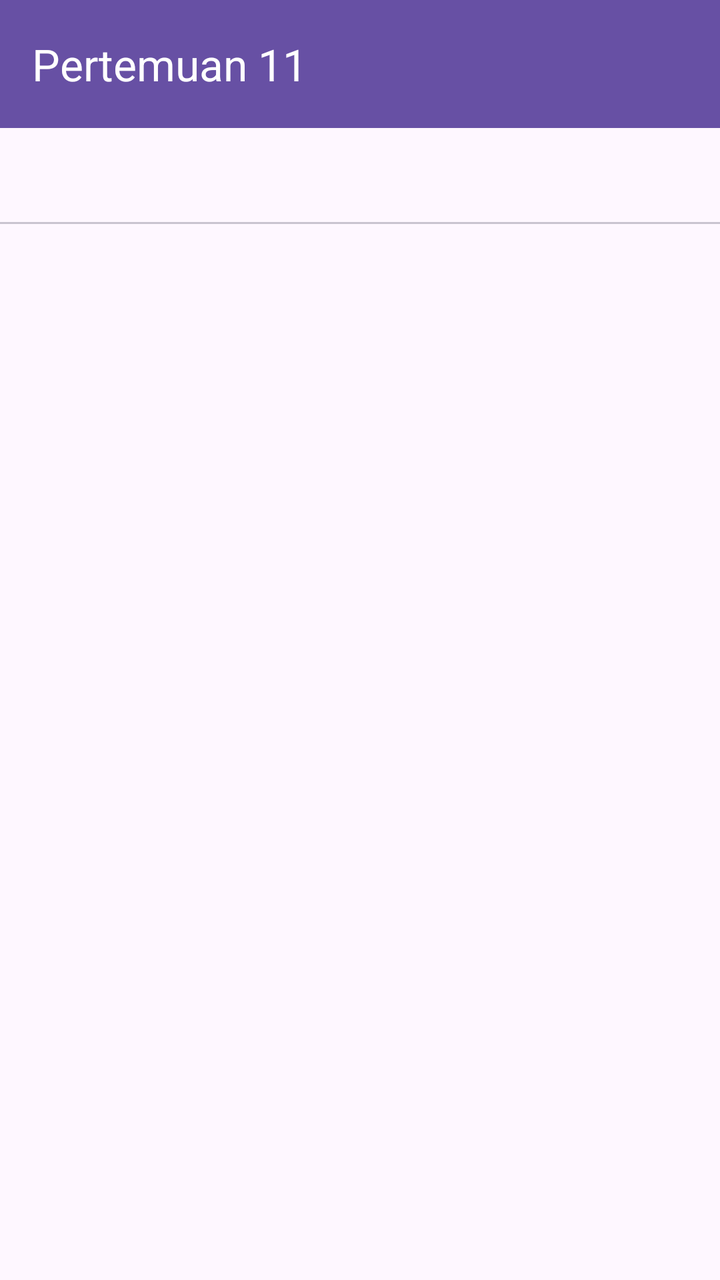
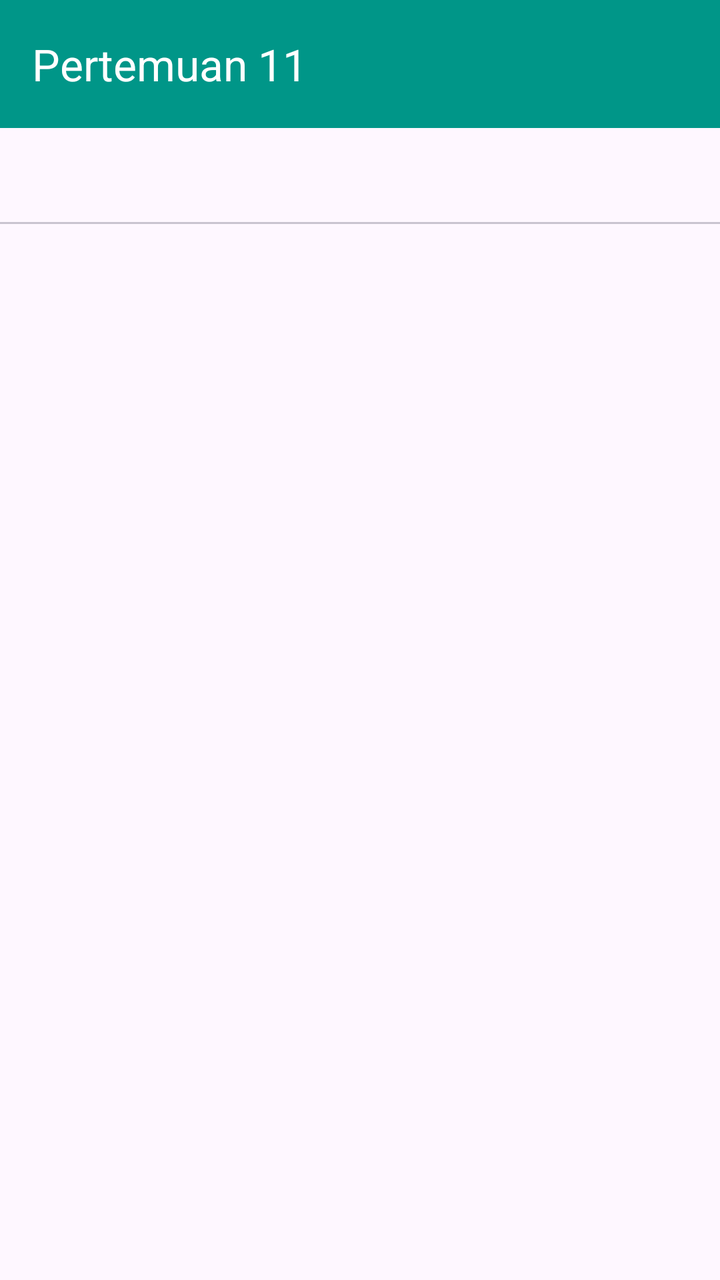

Before-and-after screenshots of an Android layout around one commit, followed by the original layout XML and the change that was made.
<!-- AndroidManifest.xml: application theme Theme.Fadhil3TIE -->
<!-- res/layout/activity_eleven.xml -->
<?xml version="1.0" encoding="utf-8"?>
<androidx.constraintlayout.widget.ConstraintLayout xmlns:android="http://schemas.android.com/apk/res/android"
    xmlns:app="http://schemas.android.com/apk/res-auto"
    xmlns:tools="http://schemas.android.com/tools"
    android:id="@+id/main"
    android:layout_width="match_parent"
    android:layout_height="match_parent"
    tools:context=".Home.pertemuan_11.ElevenActivity">

    <androidx.appcompat.widget.Toolbar
        android:id="@+id/toolbar"
        android:layout_width="0dp"
        android:layout_height="?attr/actionBarSize"
        android:background="?attr/colorPrimary"
        android:theme="@style/ThemeOverlay.AppCompat.Dark.ActionBar"
        app:layout_constraintEnd_toEndOf="parent"
        app:layout_constraintStart_toStartOf="parent"
        app:layout_constraintTop_toTopOf="parent"
        app:popupTheme="@style/ThemeOverlay.AppCompat.Light"
        app:title="Pertemuan 11" />

    <com.google.android.material.tabs.TabLayout
        android:id="@+id/tab_layout"
        android:layout_width="0dp"
        app:tabSelectedTextColor="@color/blue"
        app:tabIconTint="@color/blue"
        app:tabIndicatorColor="@color/black"
        app:tabRippleColor="@color/blue"
        android:layout_height="wrap_content"
        app:layout_constraintStart_toStartOf="parent"
        app:layout_constraintEnd_toEndOf="parent"
        app:layout_constraintTop_toBottomOf="@+id/toolbar" />

    <androidx.viewpager2.widget.ViewPager2
        android:id="@+id/view_pager"
        android:layout_width="0dp"
        android:layout_height="0dp"
        app:layout_constraintTop_toBottomOf="@id/tab_layout"
        app:layout_constraintBottom_toBottomOf="parent"
        app:layout_constraintStart_toStartOf="parent"
        app:layout_constraintEnd_toEndOf="parent" />

</androidx.constraintlayout.widget.ConstraintLayout>
<!-- resources referenced by this layout -->
<resources>
  <color name="black">#FF000000</color>
  <color name="blue">#007FFD</color>
  <style name="Theme.Fadhil3TIE" parent="Base.Theme.Fadhil3TIE" />
  <style name="Base.Theme.Fadhil3TIE" parent="Theme.Material3.DayNight.NoActionBar">
          
          
      </style>
</resources>

<!-- the commit's change to res/layout/activity_eleven.xml (unified diff, before → after) -->
@@ -11,7 +11,7 @@
         android:id="@+id/toolbar"
         android:layout_width="0dp"
         android:layout_height="?attr/actionBarSize"
-        android:background="?attr/colorPrimary"
+        android:background="#009688"
         android:theme="@style/ThemeOverlay.AppCompat.Dark.ActionBar"
         app:layout_constraintEnd_toEndOf="parent"
         app:layout_constraintStart_toStartOf="parent"
